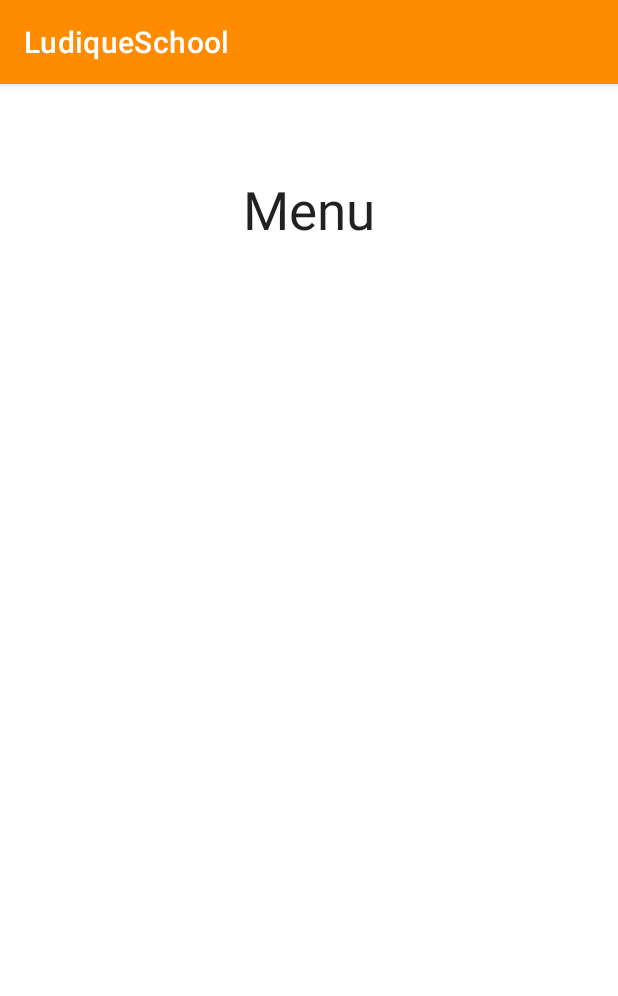
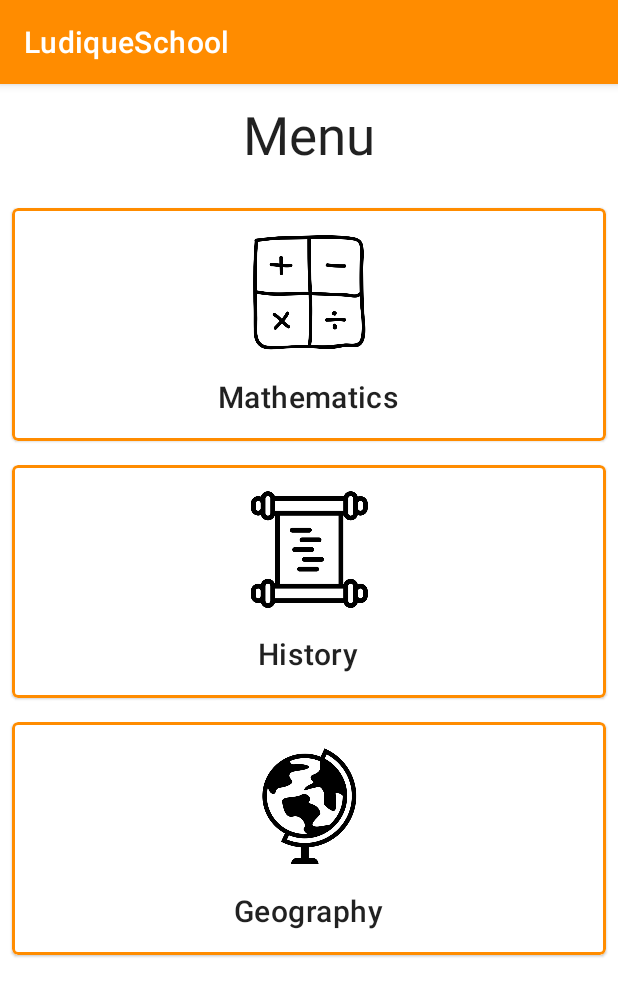
Before and after one commit to haikelJebahi/ANDROID-LudiqueSchool, an Android app: the PageMenu screen opened directly, with no data from a screen before it, on a phone screen of 412 x 824 dp. Shown: the top 996 px of the screen. Run offline under Robolectric (Android 15) with nearby library versions, the light colour scheme and no system bars.

Commit message:
page Menu

```diff
--- a/app/src/main/res/layout/activity_page_menu.xml
+++ b/app/src/main/res/layout/activity_page_menu.xml
@@ -1,19 +1,168 @@
 <?xml version="1.0" encoding="utf-8"?>
-<RelativeLayout xmlns:android="http://schemas.android.com/apk/res/android"
+<LinearLayout xmlns:android="http://schemas.android.com/apk/res/android"
     xmlns:app="http://schemas.android.com/apk/res-auto"
     xmlns:tools="http://schemas.android.com/tools"
     android:layout_width="match_parent"
     android:layout_height="match_parent"
+    android:orientation="vertical"
     tools:context=".PageMenu">
 
+    <LinearLayout
+        android:layout_width="match_parent"
+        android:layout_height="wrap_content">
 
-    <TextView
+        <TextView
+            android:layout_width="match_parent"
+            android:layout_height="wrap_content"
+            android:layout_marginTop="10dp"
+            android:layout_marginBottom="17dp"
+            android:text="@string/menu"
+            android:textSize="35dp"
+            android:textAlignment="center"
+            android:textAppearance="@style/Base.TextAppearance.AppCompat.Headline" />
+
+</LinearLayout>
+
+    <com.google.android.material.card.MaterialCardView
+        android:id="@+id/cardmath"
         android:layout_width="match_parent"
         android:layout_height="wrap_content"
-        android:layout_marginTop="60dp"
-        android:text="@string/menu"
-        android:textSize="35dp"
-        android:textAlignment="center"
-        android:textAppearance="@style/Base.TextAppearance.AppCompat.Headline" />
+        android:layout_margin="8dp"
+        app:strokeColor="@color/orange"
+        app:strokeWidth="@dimen/cardview_default_radius"
+        android:onClick="mathBTN">
 
-</RelativeLayout>
+        <LinearLayout
+            android:layout_width="match_parent"
+            android:layout_height="wrap_content"
+            android:orientation="vertical">
+
+            <!-- Media -->
+            <ImageView
+                android:layout_marginTop="16dp"
+                android:layout_width="match_parent"
+                android:layout_height="80dp"
+                app:srcCompat="@drawable/maths"
+                />
+
+        <LinearLayout
+            android:layout_width="match_parent"
+            android:layout_height="wrap_content"
+            android:orientation="vertical"
+            android:padding="16dp">
+
+            <TextView
+                android:layout_width="wrap_content"
+                android:layout_height="wrap_content"
+                android:text="@string/math"
+                android:textAppearance="?attr/textAppearanceHeadline6"
+                android:textAlignment="center"
+                android:layout_gravity="center"
+                />
+
+        </LinearLayout>
+
+
+
+        </LinearLayout>
+
+    </com.google.android.material.card.MaterialCardView>
+
+    <com.google.android.material.card.MaterialCardView
+        android:id="@+id/cardhistoire"
+        android:layout_width="match_parent"
+        android:layout_height="wrap_content"
+        android:layout_margin="8dp"
+        app:strokeColor="@color/orange"
+        app:strokeWidth="@dimen/cardview_default_radius"
+        android:onClick="histoireBTN">
+
+
+
+        <LinearLayout
+            android:layout_width="match_parent"
+            android:layout_height="wrap_content"
+            android:orientation="vertical">
+
+            <!-- Media -->
+            <ImageView
+                android:layout_width="match_parent"
+                android:layout_height="80dp"
+                android:layout_marginTop="16dp"
+                app:srcCompat="@drawable/histoire"
+                />
+
+            <LinearLayout
+                android:layout_width="match_parent"
+                android:layout_height="wrap_content"
+                android:orientation="vertical"
+                android:padding="16dp">
+
+                <TextView
+                    android:layout_width="wrap_content"
+                    android:layout_height="wrap_content"
+                    android:text="@string/histoire"
+                    android:textAppearance="?attr/textAppearanceHeadline6"
+                    android:textAlignment="center"
+                    android:layout_gravity="center"
+                    />
+
+            </LinearLayout>
+
+
+
+        </LinearLayout>
+
+    </com.google.android.material.card.MaterialCardView>
+
+    <com.google.android.material.card.MaterialCardView
+        android:id="@+id/cardgeographie"
+        android:layout_width="match_parent"
+        android:layout_height="wrap_content"
+        android:layout_margin="8dp"
+        app:strokeWidth="@dimen/cardview_default_radius"
+        app:strokeColor="@color/orange"
+        android:onClick="geographieBTN"
+        >
+
+
+
+        <LinearLayout
+            android:layout_width="match_parent"
+            android:layout_height="wrap_content"
+            android:orientation="vertical">
+
+            <!-- Media -->
+            <ImageView
+                android:layout_marginTop="16dp"
+                android:layout_width="match_parent"
+                android:layout_height="80dp"
+                app:srcCompat="@drawable/geographie"
+                />
+
+            <LinearLayout
+                android:layout_width="match_parent"
+                android:layout_height="wrap_content"
+                android:orientation="vertical"
+                android:padding="16dp">
+
+                <TextView
+                    android:layout_width="wrap_content"
+                    android:layout_height="wrap_content"
+                    android:text="@string/geographie"
+                    android:textAppearance="?attr/textAppearanceHeadline6"
+                    android:textAlignment="center"
+                    android:layout_gravity="center"
+                    />
+
+            </LinearLayout>
+
+
+
+        </LinearLayout>
+
+    </com.google.android.material.card.MaterialCardView>
+
+
+
+</LinearLayout>
--- a/app/src/main/res/values/strings.xml
+++ b/app/src/main/res/values/strings.xml
@@ -21,4 +21,7 @@
     <string name="creationuseremailreussi">createUserWithEmail:success</string>
     <string name="creationuseremailerreur">createUserWithEmail:failed</string>
     <string name="menu">Menu</string>
+    <string name="math">Mathematics</string>
+    <string name="histoire">History</string>
+    <string name="geographie">Geography</string>
 </resources>
```
Also changed, not shown: app/src/main/res/drawable/geographie.png (added), app/src/main/res/drawable/histoire.png (added), app/src/main/res/drawable/maths.png (added), 1 other file.
